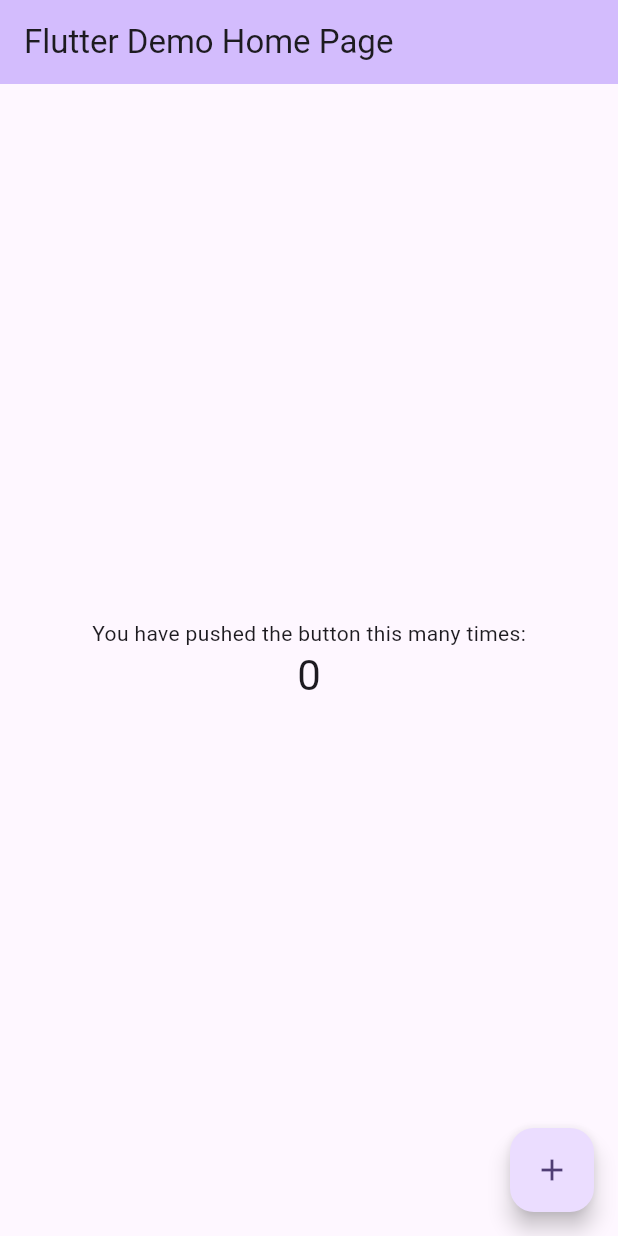
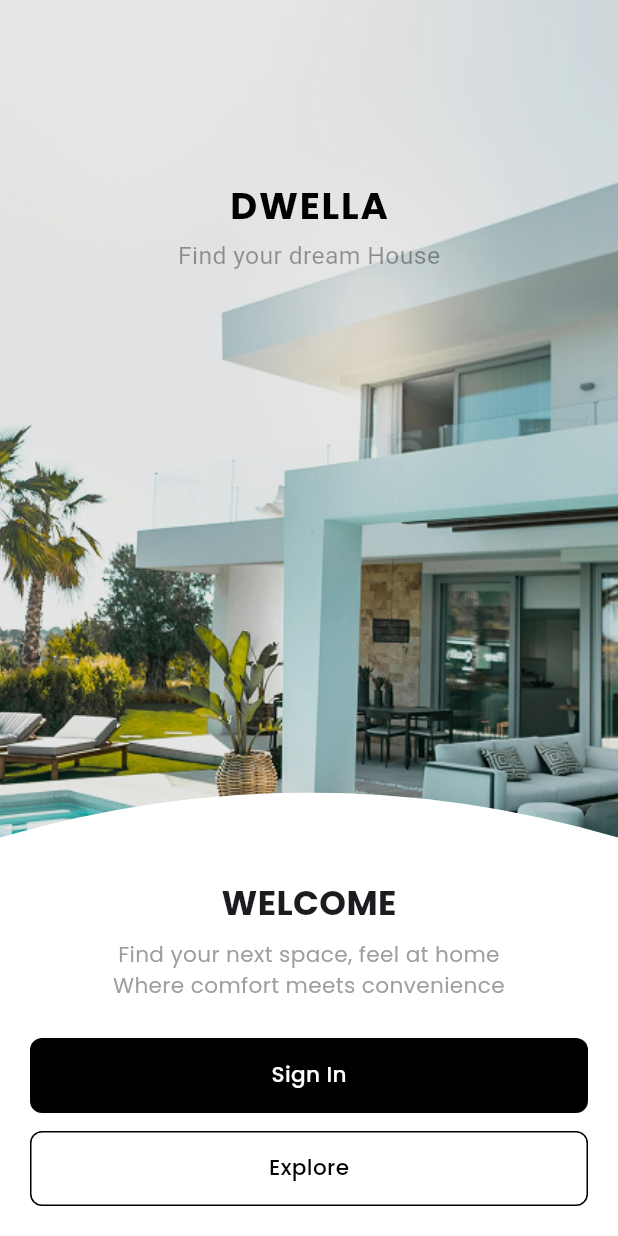
Before and after one commit to Haroon1o1/real_estate_application, a Flutter app: the screen it shows after launch, on a phone screen of 412 x 824 dp. Run offline on Flutter 3.47's test engine with Material 3 defaults, Android fonts, the phone set to English and light mode, and no system bars; our stand-ins replace google_fonts.

Commit message:
splash screen added

```diff
--- a/lib/main.dart
+++ b/lib/main.dart
@@ -1,4 +1,6 @@
 import 'package:flutter/material.dart';
+import 'package:real_estate_application/screens/photoScreen/photo_screen.dart';
+import 'package:real_estate_application/screens/splash_screen/main_splash_screen.dart';
 
 void main() {
   runApp(const MyApp());
@@ -12,111 +14,8 @@ class MyApp extends StatelessWidget {
   Widget build(BuildContext context) {
     return MaterialApp(
       title: 'Flutter Demo',
-      theme: ThemeData(
-        // This is the theme of your application.
-        //
-        // TRY THIS: Try running your application with "flutter run". You'll see
-        // the application has a purple toolbar. Then, without quitting the app,
-        // try changing the seedColor in the colorScheme below to Colors.green
-        // and then invoke "hot reload" (save your changes or press the "hot
-        // reload" button in a Flutter-supported IDE, or press "r" if you used
-        // the command line to start the app).
-        //
-        // Notice that the counter didn't reset back to zero; the application
-        // state is not lost during the reload. To reset the state, use hot
-        // restart instead.
-        //
-        // This works for code too, not just values: Most code changes can be
-        // tested with just a hot reload.
-        colorScheme: ColorScheme.fromSeed(seedColor: Colors.deepPurple),
-      ),
-      home: const MyHomePage(title: 'Flutter Demo Home Page'),
+      theme: ThemeData(colorScheme: ColorScheme.fromSeed(seedColor: Colors.deepPurple)),
+      home: WelcomeScreen(),
     );
   }
 }
-
-class MyHomePage extends StatefulWidget {
-  const MyHomePage({super.key, required this.title});
-
-  // This widget is the home page of your application. It is stateful, meaning
-  // that it has a State object (defined below) that contains fields that affect
-  // how it looks.
-
-  // This class is the configuration for the state. It holds the values (in this
-  // case the title) provided by the parent (in this case the App widget) and
-  // used by the build method of the State. Fields in a Widget subclass are
-  // always marked "final".
-
-  final String title;
-
-  @override
-  State<MyHomePage> createState() => _MyHomePageState();
-}
-
-class _MyHomePageState extends State<MyHomePage> {
-  int _counter = 0;
-
-  void _incrementCounter() {
-    setState(() {
-      // This call to setState tells the Flutter framework that something has
-      // changed in this State, which causes it to rerun the build method below
-      // so that the display can reflect the updated values. If we changed
-      // _counter without calling setState(), then the build method would not be
-      // called again, and so nothing would appear to happen.
-      _counter++;
-    });
-  }
-
-  @override
-  Widget build(BuildContext context) {
-    // This method is rerun every time setState is called, for instance as done
-    // by the _incrementCounter method above.
-    //
-    // The Flutter framework has been optimized to make rerunning build methods
-    // fast, so that you can just rebuild anything that needs updating rather
-    // than having to individually change instances of widgets.
-    return Scaffold(
-      appBar: AppBar(
-        // TRY THIS: Try changing the color here to a specific color (to
-        // Colors.amber, perhaps?) and trigger a hot reload to see the AppBar
-        // change color while the other colors stay the same.
-        backgroundColor: Theme.of(context).colorScheme.inversePrimary,
-        // Here we take the value from the MyHomePage object that was created by
-        // the App.build method, and use it to set our appbar title.
-        title: Text(widget.title),
-      ),
-      body: Center(
-        // Center is a layout widget. It takes a single child and positions it
-        // in the middle of the parent.
-        child: Column(
-          // Column is also a layout widget. It takes a list of children and
-          // arranges them vertically. By default, it sizes itself to fit its
-          // children horizontally, and tries to be as tall as its parent.
-          //
-          // Column has various properties to control how it sizes itself and
-          // how it positions its children. Here we use mainAxisAlignment to
-          // center the children vertically; the main axis here is the vertical
-          // axis because Columns are vertical (the cross axis would be
-          // horizontal).
-          //
-          // TRY THIS: Invoke "debug painting" (choose the "Toggle Debug Paint"
-          // action in the IDE, or press "p" in the console), to see the
-          // wireframe for each widget.
-          mainAxisAlignment: MainAxisAlignment.center,
-          children: <Widget>[
-            const Text('You have pushed the button this many times:'),
-            Text(
-              '$_counter',
-              style: Theme.of(context).textTheme.headlineMedium,
-            ),
-          ],
-        ),
-      ),
-      floatingActionButton: FloatingActionButton(
-        onPressed: _incrementCounter,
-        tooltip: 'Increment',
-        child: const Icon(Icons.add),
-      ), // This trailing comma makes auto-formatting nicer for build methods.
-    );
-  }
-}
--- /dev/null
+++ b/lib/screens/splash_screen/main_splash_screen.dart
@@ -0,0 +1,57 @@
+import 'package:flutter/material.dart';
+import 'package:google_fonts/google_fonts.dart';
+import 'package:real_estate_application/screens/splash_screen/widgets/bottom_widget.dart';
+
+class WelcomeScreen extends StatelessWidget {
+  WelcomeScreen({super.key});
+
+  @override
+  Widget build(BuildContext context) {
+    Size size = MediaQuery.of(context).size;
+    return SafeArea(
+      top: false,
+      child: Scaffold(
+        body: Stack(
+          children: [
+            /// Background Image
+            Positioned.fill(
+              child: Image.asset("assets/images/splash-house.jpg", fit: BoxFit.cover),
+            ),
+
+            /// Black Overlay
+            Positioned.fill(child: ColoredBox(color: Colors.black.withValues(alpha: 0.1))),
+
+            /// Center Logo + Text
+            Positioned(
+              top: 120,
+              left: 0,
+              right: 0,
+              child: Column(
+                children: [
+                  // Circular Logo
+                  Text(
+                    "DWELLA",
+                    style: GoogleFonts.poppins(
+                      fontSize: size.width * 0.060,
+                      fontWeight: FontWeight.bold,
+                      color: Colors.black,
+                      letterSpacing: 1.2,
+                    ),
+                  ),
+                  SizedBox(height: 4),
+                  Text(
+                    "Find your dream House",
+                    style: TextStyle(fontSize: size.width * 0.040, color: Colors.black38),
+                  ),
+                ],
+              ),
+            ),
+
+            /// Bottom White Container
+            SplashBottomWidget(),
+          ],
+        ),
+      ),
+    );
+  }
+}
--- /dev/null
+++ b/lib/screens/splash_screen/widgets/bottom_curve.dart
@@ -0,0 +1,26 @@
+
+import 'package:flutter/material.dart';
+
+/// Custom clipper for the top curve
+class TopCurveClipper extends CustomClipper<Path> {
+  @override
+  Path getClip(Size size) {
+    Path path = Path();
+
+    path.lineTo(0, 30); // move down from top-left
+    path.quadraticBezierTo(
+      size.width / 2,
+      -30, // control point (curve height)
+      size.width,
+      30, // end point (top-right)
+    );
+    path.lineTo(size.width, size.height); // bottom-right
+    path.lineTo(0, size.height); // bottom-left
+    path.close();
+
+    return path;
+  }
+
+  @override
+  bool shouldReclip(covariant CustomClipper<Path> oldClipper) => false;
+}
--- /dev/null
+++ b/lib/screens/splash_screen/widgets/bottom_widget.dart
@@ -0,0 +1,94 @@
+import 'package:flutter/material.dart';
+import 'package:google_fonts/google_fonts.dart';
+import 'package:real_estate_application/screens/splash_screen/widgets/bottom_curve.dart';
+import 'package:real_estate_application/widgets/Custom_Button.dart';
+
+class SplashBottomWidget extends StatefulWidget {
+  const SplashBottomWidget({super.key});
+
+  @override
+  State<SplashBottomWidget> createState() => _SplashBottomWidgetState();
+}
+
+class _SplashBottomWidgetState extends State<SplashBottomWidget>
+    with SingleTickerProviderStateMixin {
+  late AnimationController _controller;
+  late Animation<Offset> _slideAnimation;
+
+  @override
+  void initState() {
+    super.initState();
+
+    _controller = AnimationController(vsync: this, duration: const Duration(milliseconds: 1200));
+
+    _slideAnimation = Tween<Offset>(
+      begin: const Offset(0, 1), // start off-screen bottom
+      end: Offset.zero, // final position
+    ).animate(CurvedAnimation(parent: _controller, curve: Curves.easeInOut));
+
+    _controller.forward(); // start animation when widget builds
+  }
+
+  @override
+  void dispose() {
+    _controller.dispose();
+    super.dispose();
+  }
+
+  @override
+  Widget build(BuildContext context) {
+    Size size = MediaQuery.of(context).size;
+
+    return Align(
+      alignment: Alignment.bottomCenter,
+      child: SlideTransition(
+        position: _slideAnimation,
+        child: ClipPath(
+          clipper: TopCurveClipper(),
+          child: Container(
+            color: Colors.white,
+            padding: EdgeInsets.only(left: 20, right: 20, top: size.height * 0.07, bottom: 20),
+            child: Column(
+              mainAxisSize: MainAxisSize.min,
+              children: [
+                Text(
+                  "WELCOME",
+                  style: GoogleFonts.poppins(
+                    fontSize: size.width * 0.055,
+                    fontWeight: FontWeight.bold,
+                  ),
+                ),
+                const SizedBox(height: 8),
+                Text(
+                  "Find your next space, feel at home\nWhere comfort meets convenience",
+                  textAlign: TextAlign.center,
+                  style: GoogleFonts.poppins(color: Colors.grey, fontSize: size.width * 0.035),
+                ),
+                const SizedBox(height: 24),
+                CustomButton(
+                  hasIcon: false,
+                  height: 50,
+                  textColor: Colors.white,
+                  text: "Sign In",
+                  press: () {},
+                  size: size.width * 0.035,
+                  color: Colors.black,
+                ),
+                SizedBox(height: 12),
+                CustomButton(
+                  hasIcon: false,
+                  height: 50,
+                  isOutline: true,
+                  textColor: Colors.black,
+                  text: "Explore",
+                  press: () {},
+                  size: size.width * 0.035,
+                ),
+              ],
+            ),
+          ),
+        ),
+      ),
+    );
+  }
+}
--- /dev/null
+++ b/lib/widgets/Custom_Button.dart
@@ -0,0 +1,69 @@
+import 'package:flutter/material.dart';
+import 'package:google_fonts/google_fonts.dart';
+
+// ignore: must_be_immutable
+class CustomButton extends StatelessWidget {
+  final double height;
+  bool isOutline;
+  final Color? color;
+  final double size;
+  Gradient? gradient;
+  bool hasIcon;
+  final String? icon;
+  final String text;
+  final Color textColor;
+  final VoidCallback press;
+  bool isLoading; // Add isLoading to handle loading state
+
+  CustomButton({
+    super.key,
+    this.gradient,
+    this.isOutline = false,
+    this.icon,
+    this.hasIcon = true,
+    required this.height,
+    required this.textColor,
+    this.color,
+    required this.text,
+    required this.press,
+    required this.size,
+    this.isLoading = false, // Default to false if not provided
+  });
+
+  @override
+  Widget build(BuildContext context) {
+    return GestureDetector(
+      onTap: isLoading ? () {} : press, // Prevent tap when loading
+      child: Container(
+        alignment: Alignment.center,
+        height: height,
+        width: double.infinity,
+        decoration: BoxDecoration(
+          gradient: gradient,
+          borderRadius: BorderRadius.circular(8),
+          color: color,
+          border: isOutline ? Border.all(color: textColor) : null,
+        ),
+        child: isLoading == true
+            ? CircularProgressIndicator(
+                color: textColor, // Make the progress indicator match the text color
+              )
+            : Row(
+                mainAxisAlignment: MainAxisAlignment.center,
+                children: [
+                  hasIcon == true ? Image.asset(icon!, width: 20, color: textColor) : SizedBox(),
+                  SizedBox(width: hasIcon == true ? 10 : 0),
+                  Text(
+                    text,
+                    style: GoogleFonts.poppins(
+                      fontWeight: FontWeight.w500,
+                      fontSize: size,
+                      color: textColor,
+                    ),
+                  ),
+                ],
+              ),
+      ),
+    );
+  }
+}
--- a/pubspec.yaml
+++ b/pubspec.yaml
@@ -34,6 +34,7 @@ dependencies:
   # The following adds the Cupertino Icons font to your application.
   # Use with the CupertinoIcons class for iOS style icons.
   cupertino_icons: ^1.0.8
+  google_fonts: ^6.3.1
 
 dev_dependencies:
   flutter_test:
@@ -58,9 +59,8 @@ flutter:
   uses-material-design: true
 
   # To add assets to your application, add an assets section, like this:
-  # assets:
-  #   - images/a_dot_burr.jpeg
-  #   - images/a_dot_ham.jpeg
+  assets:
+    - assets/images/
 
   # An image asset can refer to one or more resolution-specific "variants", see
   # https://flutter.dev/to/resolution-aware-images
```
Also changed, not shown: lib/screens/photoScreen/photo_screen.dart (added, +135 -0 lines), assets/images/house1.jpg (added), assets/images/house2.jpg (added), assets/images/house3.jpg (added), assets/images/house4.jpg (added), assets/images/logo.png (added), assets/images/splash-house.jpg (added), lib/screens/photoScreen/widgets/carousal.dart (added), lib/screens/photoScreen/widgets/poster.dart (added), pubspec.lock, 65 other files.
